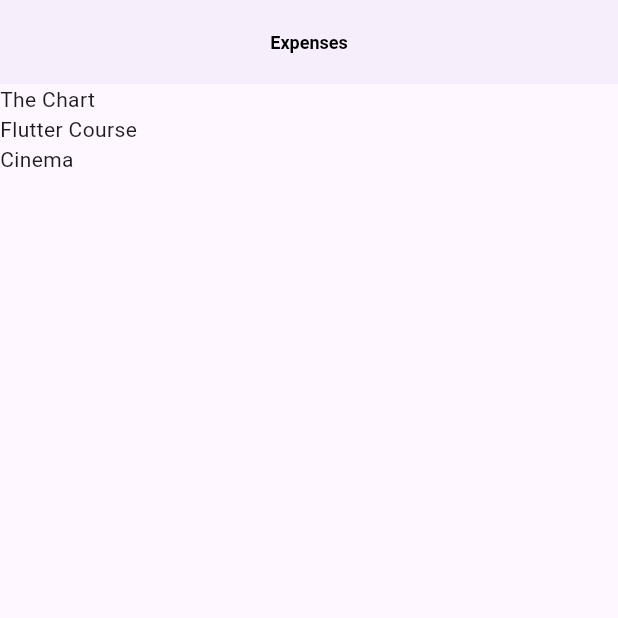
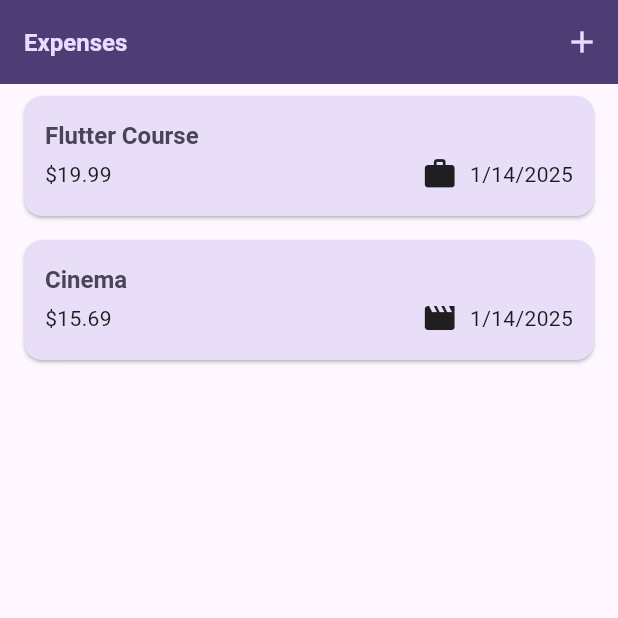
Before and after one commit to ArunRai2021/flutter_basics, a Flutter app: the screen it shows after launch, on a phone screen of 412 x 824 dp, the top half of it. Run offline on Flutter 3.47's test engine with Material 3 defaults, Android fonts, the phone set to English and light mode, and no system bars; our stand-ins replace google_fonts.

Commit message:
changes on expense

```diff
--- a/lib/ExpenseTracker/expenses.dart
+++ /dev/null
@@ -1,47 +0,0 @@
-import 'package:flutter/material.dart';
-import 'package:flutter_poc/ExpenseTracker/expenses_list.dart';
-import 'model/expenseModel.dart';
-
-class Expenses extends StatefulWidget {
-  const Expenses({super.key});
-
-  @override
-  State<Expenses> createState() => _ExpensesState();
-}
-
-class _ExpensesState extends State<Expenses> {
-  final List<ExpenseModel> _registeredExpenses = [
-    ExpenseModel(
-        amount: 19.99,
-        date: DateTime.now(),
-        title: "Flutter Course",
-        category: Category.work),
-    ExpenseModel(
-        amount: 15.69,
-        date: DateTime.now(),
-        title: "Cinema",
-        category: Category.leisure),
-  ];
-
-  @override
-  Widget build(BuildContext context) {
-    return Scaffold(
-      appBar: AppBar(
-        elevation: 1.0,
-        centerTitle: true,
-        title: const Text(
-          "Expenses",
-          style: TextStyle(
-              fontWeight: FontWeight.w600, fontSize: 12, color: Colors.black),
-        ),
-      ),
-      body: Column(
-        crossAxisAlignment: CrossAxisAlignment.start,
-        children: [
-          const Text("The Chart"),
-          Expanded(child: ExpensesList(expenses: _registeredExpenses))
-        ],
-      ),
-    );
-  }
-}
--- a/lib/ExpenseTracker/expenses_list.dart
+++ /dev/null
@@ -1,17 +0,0 @@
-import 'package:flutter/material.dart';
-import 'model/expenseModel.dart';
-
-class ExpensesList extends StatelessWidget {
-  const ExpensesList({super.key, required this.expenses});
-
-  final List<ExpenseModel> expenses;
-
-  @override
-  Widget build(BuildContext context) {
-    return ListView.builder(
-        itemCount: expenses.length,
-        itemBuilder: (BuildContext context, int index) {
-          return Text(expenses[index].title);
-        });
-  }
-}
--- a/lib/ExpenseTracker/model/expenseModel.dart
+++ b/lib/ExpenseTracker/model/expenseModel.dart
@@ -1,8 +1,18 @@
+import 'package:intl/intl.dart';
 import 'package:uuid/uuid.dart';
+import 'package:flutter/material.dart';
 
+final formatter = DateFormat.yMd();
 const uuid = Uuid();
 
 enum Category { food, travel, leisure, work }
+
+const categoryIcons = {
+  Category.food: Icons.lunch_dining,
+  Category.travel: Icons.flight_takeoff,
+  Category.leisure: Icons.movie,
+  Category.work: Icons.work
+};
 
 class ExpenseModel {
   ExpenseModel(
@@ -17,4 +27,8 @@ class ExpenseModel {
   final double amount;
   final DateTime date;
   final Category category;
+
+  String get formatedDate {
+    return formatter.format(date);
+  }
 }
--- /dev/null
+++ b/lib/ExpenseTracker/widget/expenses.dart
@@ -0,0 +1,87 @@
+import 'package:flutter/material.dart';
+import 'package:flutter_poc/ExpenseTracker/widget/expensesList/expenses_list.dart';
+import 'package:flutter_poc/ExpenseTracker/model/expenseModel.dart';
+import 'package:flutter_poc/ExpenseTracker/widget/new_expenses.dart';
+
+class Expenses extends StatefulWidget {
+  const Expenses({super.key});
+
+  @override
+  State<Expenses> createState() => _ExpensesState();
+}
+
+class _ExpensesState extends State<Expenses> {
+  final List<ExpenseModel> _registeredExpenses = [
+    ExpenseModel(
+        amount: 19.99,
+        date: DateTime.now(),
+        title: "Flutter Course",
+        category: Category.work),
+    ExpenseModel(
+        amount: 15.69,
+        date: DateTime.now(),
+        title: "Cinema",
+        category: Category.leisure),
+  ];
+
+  void _openAddExpenseOverLay() {
+    showModalBottomSheet(
+        isScrollControlled: true,
+        context: context,
+        builder: (BuildContext context) {
+          return NewExpenses(
+            onAddExpense: _addExpense,
+          );
+        });
+  }
+
+  void _addExpense(ExpenseModel expense) {
+    setState(() {
+      _registeredExpenses.add(expense);
+    });
+  }
+
+  /// remove expenses
+  void _removeExpenses(ExpenseModel expenses) {
+    final expenseIndex = _registeredExpenses.indexOf(expenses);
+    setState(() {
+      _registeredExpenses.remove(expenses);
+    });
+    ScaffoldMessenger.of(context).showSnackBar(SnackBar(
+      duration: const Duration(seconds: 3),
+      content: const Text("Expense Deleted"),
+      action: SnackBarAction(
+          label: "Undo",
+          onPressed: () {
+            setState(() {
+              _registeredExpenses.insert(expenseIndex, expenses);
+            });
+          }),
+    ));
+  }
+
+  @override
+  Widget build(BuildContext context) {
+    Widget mainContent = const Center(
+      child: Text("No Expense Found Start adding some"),
+    );
+    if (_registeredExpenses.isNotEmpty) {
+      mainContent = ExpensesList(
+          expenses: _registeredExpenses, onRemoveExpenses: _removeExpenses);
+    }
+    return Scaffold(
+      appBar: AppBar(
+          title: const Text(
+            "Expenses",
+          ),
+          actions: [
+            IconButton(
+                onPressed: _openAddExpenseOverLay, icon: const Icon(Icons.add)),
+          ]),
+      body: Column(
+        crossAxisAlignment: CrossAxisAlignment.start,
+        children: [Expanded(child: mainContent)],
+      ),
+    );
+  }
+}
--- /dev/null
+++ b/lib/ExpenseTracker/widget/expensesList/expense_item.dart
@@ -0,0 +1,43 @@
+import 'package:flutter/material.dart';
+import 'package:flutter_poc/ExpenseTracker/model/expenseModel.dart';
+
+class ExpenseItem extends StatelessWidget {
+  const ExpenseItem({super.key, required this.expense});
+
+  final ExpenseModel expense;
+
+  @override
+  Widget build(BuildContext context) {
+    return Card(
+      child: Padding(
+          padding: const EdgeInsets.symmetric(horizontal: 14, vertical: 16),
+          child: Column(
+            crossAxisAlignment: CrossAxisAlignment.start,
+            children: [
+              Text(
+                expense.title,
+                style: Theme.of(context).textTheme.titleLarge,
+              ),
+              const SizedBox(
+                height: 4,
+              ),
+              Row(
+                children: [
+                  Text("\$${expense.amount.toStringAsFixed(2)}"),
+                  const Spacer(),
+                  Row(
+                    children: [
+                      Icon(categoryIcons[expense.category]),
+                      const SizedBox(
+                        width: 8,
+                      ),
+                      Text(expense.formatedDate)
+                    ],
+                  )
+                ],
+              )
+            ],
+          )),
+    );
+  }
+}
--- /dev/null
+++ b/lib/ExpenseTracker/widget/expensesList/expenses_list.dart
@@ -0,0 +1,29 @@
+import 'package:flutter/material.dart';
+import 'package:flutter_poc/ExpenseTracker/widget/expensesList/expense_item.dart';
+import '../../model/expenseModel.dart';
+
+class ExpensesList extends StatelessWidget {
+  const ExpensesList(
+      {super.key, required this.expenses, required this.onRemoveExpenses});
+
+  final List<ExpenseModel> expenses;
+  final void Function(ExpenseModel expense) onRemoveExpenses;
+
+  @override
+  Widget build(BuildContext context) {
+    return ListView.builder(
+        itemCount: expenses.length,
+        itemBuilder: (BuildContext context, int index) {
+          return Dismissible(
+              background: Container(
+                color: Theme.of(context).colorScheme.error,
+                margin: EdgeInsets.symmetric(),
+              ),
+              key: ValueKey(expenses[index]),
+              onDismissed: (direction) {
+                onRemoveExpenses(expenses[index]);
+              },
+              child: ExpenseItem(expense: expenses[index]));
+        });
+  }
+}
--- a/pubspec.yaml
+++ b/pubspec.yaml
@@ -37,6 +37,7 @@ dependencies:
   cupertino_icons: ^1.0.6
   google_fonts: ^6.2.1
   uuid: ^4.5.1
+  intl: ^0.20.1
 
 dev_dependencies:
   flutter_test:
```
Also changed, not shown: lib/ExpenseTracker/widget/new_expenses.dart (added, +141 -0 lines), lib/main.dart (+23 -5 lines), pubspec.lock.
